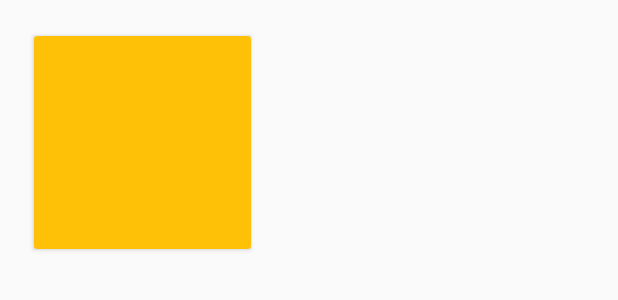
After one commit to DINESHKARPE/EComm, an Android app: the layout itemview.xml on its own in the app's theme, with its tools: preview values and no code run, on a phone screen of 412 x 824 dp. The commit adds this screen. Shown: the top 300 px of the screen. Run offline under Robolectric (Android 15) with nearby library versions, the phone set to English and light mode, and no system bars.

Commit message:
Add UI and Other resources regarding layout

```diff
--- a/app/src/main/AndroidManifest.xml
+++ b/app/src/main/AndroidManifest.xml
@@ -2,14 +2,18 @@
 <manifest xmlns:android="http://schemas.android.com/apk/res/android"
     package="com.ecom">
 
+    <uses-permission android:name="android.permission.INTERNET" />
     <application
+        android:networkSecurityConfig="@xml/network_security_config"
+        android:name=".EcommApp"
         android:allowBackup="true"
         android:icon="@mipmap/ic_launcher"
         android:label="@string/app_name"
         android:roundIcon="@mipmap/ic_launcher_round"
         android:supportsRtl="true"
         android:theme="@style/AppTheme">
-        <activity android:name=".MainActivity">
+        <activity android:name=".MainActivity"
+            android:theme="@style/AppTheme.NoActionBar">
             <intent-filter>
                 <action android:name="android.intent.action.MAIN" />
 
--- /dev/null
+++ b/app/src/main/res/layout/itemview.xml
@@ -0,0 +1,32 @@
+<?xml version="1.0" encoding="utf-8"?>
+<android.support.v7.widget.CardView xmlns:android="http://schemas.android.com/apk/res/android"
+    xmlns:card_view="http://schemas.android.com/apk/res-auto"
+    android:layout_width="150dp"
+    android:layout_height="150dp"
+    android:layout_marginBottom="@dimen/vertical_margin"
+    android:layout_marginTop="@dimen/horizontal_margin"
+    android:layout_marginLeft="@dimen/horizontal_margin"
+    android:layout_marginRight="@dimen/vertical_margin"
+    android:background="@color/accent"
+    card_view:cardUseCompatPadding="true">
+
+    <LinearLayout
+        style="@style/Widget.CardContent"
+        android:layout_width="match_parent"
+        android:layout_height="match_parent"
+        android:orientation="vertical">
+
+        <TextView
+            android:id="@+id/categories_name"
+            android:textAppearance="@style/TextAppearance.AppCompat.Title"
+            android:layout_width="wrap_content"
+            android:layout_height="wrap_content" />
+
+        <TextView
+            android:id="@+id/categories_description"
+            style="@android:style/TextAppearance.Small"
+            android:layout_width="wrap_content"
+            android:layout_height="wrap_content" />
+
+    </LinearLayout>
+</android.support.v7.widget.CardView>
--- /dev/null
+++ b/app/src/main/res/values/dimens.xml
@@ -0,0 +1,4 @@
+<resources>
+    <dimen name="horizontal_margin">20dp</dimen>
+    <dimen name="vertical_margin">20dp</dimen>
+</resources>
--- /dev/null
+++ b/app/src/main/res/xml/network_security_config.xml
@@ -0,0 +1,4 @@
+<?xml version="1.0" encoding="utf-8"?>
+<network-security-config>
+    <base-config cleartextTrafficPermitted="true" />
+</network-security-config>
```
Also changed, not shown: app/src/main/res/drawable/ic_arrow_back_black_24dp.xml (added, +9 -0 lines), app/src/main/res/layout/activity_main.xml (+17 -9 lines), app/src/main/res/layout/fragment_home.xml (added, +20 -0 lines).
